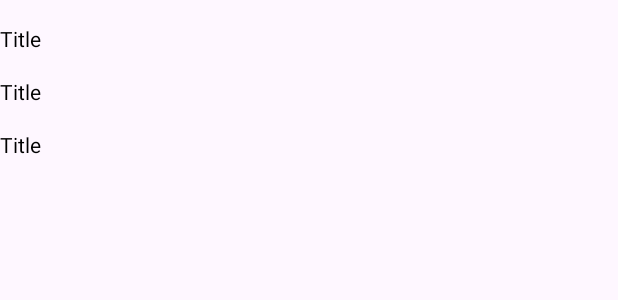
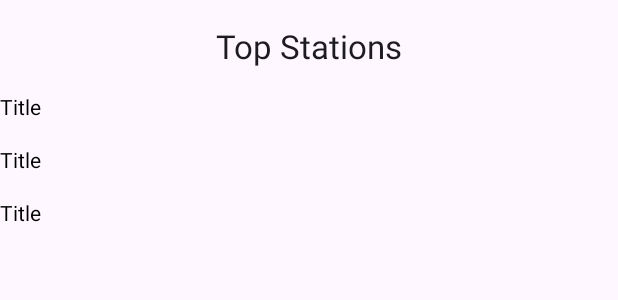
Before and after one commit to WhyYouNotStudyForExam/radio-station-showcase, an Android app: the layout fragment_top_stations.xml on its own in the app's theme, with its tools: preview values and no code run, on a phone screen of 412 x 824 dp. Shown: the top 300 px of the screen. Run offline under Robolectric (Android 15) with nearby library versions, the phone set to English and light mode, and no system bars; network calls fail.

Commit message:
Checks out title of the RadioStation for main activity_radiostations

```diff
--- a/app/src/main/res/layout/fragment_top_stations.xml
+++ b/app/src/main/res/layout/fragment_top_stations.xml
@@ -6,16 +6,28 @@
     android:layout_height="match_parent"
     tools:context=".ui.TopStationsFragment">
 
+    <TextView
+        android:id="@+id/tvTitle"
+        android:layout_width="wrap_content"
+        android:layout_height="wrap_content"
+        android:layout_marginStart="16dp"
+        android:layout_marginTop="16dp"
+        android:layout_marginEnd="16dp"
+        android:text="Top Stations"
+        android:textAppearance="@style/TextAppearance.AppCompat.Large"
+        app:layout_constraintEnd_toEndOf="parent"
+        app:layout_constraintStart_toStartOf="parent"
+        app:layout_constraintTop_toTopOf="parent" />
+
     <androidx.recyclerview.widget.RecyclerView
         android:id="@+id/rvRadioStations"
         android:layout_width="match_parent"
-        android:layout_height="match_parent"
+        android:layout_height="0dp"
         android:clipToPadding="false"
         android:paddingBottom="50dp"
         app:layout_constraintBottom_toBottomOf="parent"
         app:layout_constraintEnd_toEndOf="parent"
-        app:layout_constraintHorizontal_bias="0.5"
         app:layout_constraintStart_toStartOf="parent"
-        app:layout_constraintTop_toTopOf="parent"
-        tools:listitem="@layout/radiostation_item"/>
+        app:layout_constraintTop_toBottomOf="@+id/tvTitle"
+        tools:listitem="@layout/radiostation_item" />
 </androidx.constraintlayout.widget.ConstraintLayout>
```
Also changed, not shown: app/src/main/java/com/example/radiostationshowcase/ui/TopStationsFragment.kt (+6 -4 lines), app/src/main/java/com/example/radiostationshowcase/ui/TopStationsViewModel.kt (+8 -0 lines).
